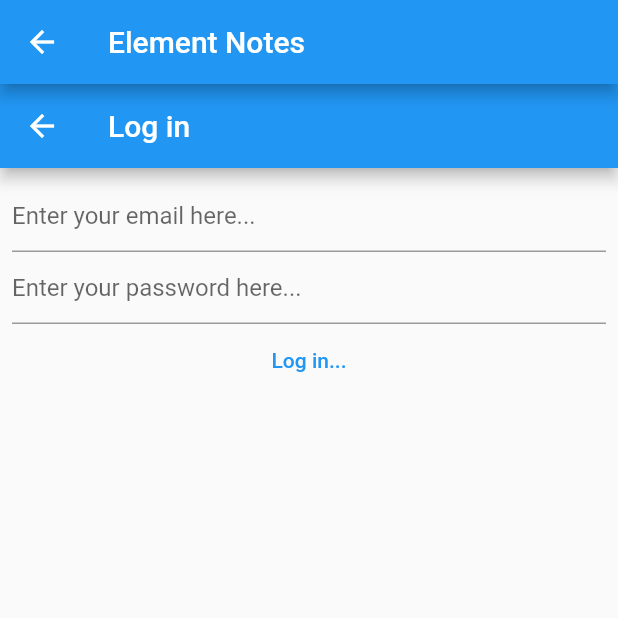
After one commit to hedravBands/soul-flow, a Flutter app: the ElementPage screen opened directly, on a phone screen of 412 x 824 dp, the top half of it. The commit adds this screen. Run offline on Flutter 3.47's test engine with Material 2 defaults, Android fonts, the light colour scheme and no system bars; our stand-ins replace badges, bloc, bottom_navy_bar, connectivity_plus, dartz, equatable and 6 more; accounts and stored records are empty.

Commit message:
bloc notes for elements

```diff
--- /dev/null
+++ b/lib/src/common/auth/bloc_auth/app_event.dart
@@ -0,0 +1,62 @@
+import 'package:flutter/foundation.dart' show immutable;
+
+@immutable
+abstract class AppEvent {
+  const AppEvent();
+}
+
+// @immutable
+// class AppEventUploadImage implements AppEvent {
+//   final String filePathToUpload;
+//
+//   const AppEventUploadImage({
+//     required this.filePathToUpload,
+//   });
+// }
+
+// @immutable
+// class AppEventDeleteAccount implements AppEvent {
+//   const AppEventDeleteAccount();
+// }
+
+@immutable
+class AppEventLogOut implements AppEvent {
+  const AppEventLogOut();
+}
+
+@immutable
+class AppEventInitialize implements AppEvent {
+  const AppEventInitialize();
+}
+
+@immutable
+class AppEventLogIn implements AppEvent {
+  final String email;
+  final String password;
+
+  const AppEventLogIn({
+    required this.email,
+    required this.password,
+  });
+}
+
+// @immutable
+// class AppEventGoToRegistration implements AppEvent {
+//   const AppEventGoToRegistration();
+// }
+
+@immutable
+class AppEventGoToLogin implements AppEvent {
+  const AppEventGoToLogin();
+}
+
+// @immutable
+// class AppEventRegister implements AppEvent {
+//   final String email;
+//   final String password;
+//
+//   const AppEventRegister({
+//     required this.email,
+//     required this.password,
+//   });
+// }
--- a/lib/src/common/auth/bloc_auth/app_state.dart
+++ b/lib/src/common/auth/bloc_auth/app_state.dart
@@ -1,7 +1,7 @@
 import 'package:flutter/foundation.dart' show immutable;
-import 'package:soulflow/src/common/auth/model/login_handle.dart';
 
 import '../../../module/sanctuary/domain/model/note.dart';
+import '../../auth/model/login_handle.dart';
 
 @immutable
 class AppState {
--- /dev/null
+++ b/lib/src/common/auth/view/login_view.dart
@@ -0,0 +1,77 @@
+import 'package:flutter/material.dart';
+import 'package:flutter_hooks/flutter_hooks.dart';
+import 'package:soulflow/src/common/auth/view/widgets/login_button.dart';
+
+import '../../extensions/if_debugging.dart';
+import 'widgets/email_text_field.dart';
+import 'widgets/password_text_field.dart';
+
+class LoginView extends HookWidget {
+  final OnLoginTapped onLoginTapped;
+  const LoginView({
+    required this.onLoginTapped,
+    Key? key,
+  }) : super(key: key);
+
+  @override
+  Widget build(BuildContext context) {
+    final emailController = useTextEditingController(
+      text: 'foo@bar.car'.ifDebugging,
+    );
+
+    final passwordController = useTextEditingController(
+      text: 'foobar'.ifDebugging,
+    );
+
+    return Scaffold(
+      appBar: AppBar(
+        title: const Text(
+          'Log in',
+        ),
+      ),
+      body: Padding(
+        padding: const EdgeInsets.all(8.0),
+        child: Column(
+          children: [
+            EmailTextField(
+              emailController: emailController,
+            ),
+            PasswordTextField(
+              passwordController: passwordController,
+            ),
+            LoginButton(
+              emailController: emailController,
+              passwordController: passwordController,
+              onLoginTapped: onLoginTapped,
+            ),
+            // TextButton(
+            //   onPressed: () {
+            //     final email = emailController.text;
+            //     final password = passwordController.text;
+            //     context.read<AppBloc>().add(
+            //           AppEventLogIn(
+            //             email: email,
+            //             password: password,
+            //           ),
+            //         );
+            //   },
+            //   child: const Text(
+            //     'Log in',
+            //   ),
+            // ),
+            // TextButton(
+            //   onPressed: () {
+            //     context.read<AppBloc>().add(
+            //           const AppEventGoToRegistration(),
+            //         );
+            //   },
+            //   child: const Text(
+            //     'Not registered yet? Register here!',
+            //   ),
+            // ),
+          ],
+        ),
+      ),
+    );
+  }
+}
--- a/lib/src/common/auth/view/widgets/email_text_field.dart
+++ b/lib/src/common/auth/view/widgets/email_text_field.dart
@@ -13,6 +13,7 @@ class EmailTextField extends StatelessWidget {
     return TextField(
       controller: emailController,
       keyboardType: TextInputType.emailAddress,
+      keyboardAppearance: Brightness.dark,
       autocorrect: false,
       decoration: const InputDecoration(
         hintText: enterYourEmailHere,
--- a/lib/src/common/auth/view/widgets/password_text_field.dart
+++ b/lib/src/common/auth/view/widgets/password_text_field.dart
@@ -13,7 +13,8 @@ class PasswordTextField extends StatelessWidget {
     return TextField(
       controller: passwordController,
       obscureText: true,
-      obscuringCharacter: '🔥',
+      obscuringCharacter: '*',
+      keyboardAppearance: Brightness.dark,
       decoration: const InputDecoration(
         hintText: enterYourPasswordHere,
       ),
--- a/lib/src/common/dialogs/loading_screen.dart
+++ b/lib/src/common/dialogs/loading_screen.dart
@@ -6,7 +6,7 @@ import 'package:soulflow/src/common/dialogs/loading_screen_controller.dart';
 class LoadingScreen {
   // singleton pattern
   LoadingScreen._sharedInstance();
-  static late final LoadingScreen _shared = LoadingScreen._sharedInstance();
+  static final LoadingScreen _shared = LoadingScreen._sharedInstance();
   factory LoadingScreen() => _shared;
 
   LoadingScreenController? _controller;
--- /dev/null
+++ b/lib/src/common/extensions/if_debugging.dart
@@ -0,0 +1,5 @@
+import 'package:flutter/foundation.dart' show kDebugMode;
+
+extension IfDebugging on String {
+  String? get ifDebugging => kDebugMode ? this : null;
+}
--- a/lib/src/module/element/view/element_page.dart
+++ b/lib/src/module/element/view/element_page.dart
@@ -1,4 +1,17 @@
 import 'package:flutter/material.dart';
+import 'package:flutter_bloc/flutter_bloc.dart';
+import 'package:soulflow/src/common/auth/bloc_auth/actions.dart';
+import 'package:soulflow/src/common/auth/view/widgets/iterable_list_view.dart';
+import 'package:soulflow/src/common/constant/note_strings.dart';
+import 'package:soulflow/src/common/dialogs/generic_dialog.dart';
+
+import '../../../common/auth/bloc_auth/app_bloc.dart';
+import '../../../common/auth/bloc_auth/app_state.dart';
+import '../../../common/auth/model/login_handle.dart';
+import '../../../common/auth/service/login_api.dart';
+import '../../../common/auth/service/note_api.dart';
+import '../../../common/auth/view/login_view.dart';
+import '../../../common/dialogs/loading_screen.dart';
 
 class ElementPage extends StatelessWidget {
   const ElementPage({
@@ -7,8 +20,62 @@ class ElementPage extends StatelessWidget {
 
   @override
   Widget build(BuildContext context) {
-    return Container(
-      color: Colors.red,
+    return BlocProvider(
+      create: (_) => AppBloc(
+        loginApi: LoginApi(),
+        notesApi: NotesApi(),
+      ),
+      child: Scaffold(
+        appBar: AppBar(
+          title: const Text('Element Notes'),
+        ),
+        body: BlocConsumer<AppBloc, AppState>(
+          listener: (context, appState) {
+            // loading screen
+            if (appState.isLoading) {
+              LoadingScreen().show(
+                context: context,
+                text: pleaseWait,
+              );
+            } else {
+              LoadingScreen().hide();
+            }
+            // display errors
+            final loginError = appState.loginError;
+            if (loginError != null) {
+              showGenericDialog<bool>(
+                context: context,
+                title: loginErrorDialogTitle,
+                content: loginErrorDialogContent,
+                optionsBuilder: () => {ok: true},
+              );
+            }
+
+            // if (logged in AND no fetched notes) THEN fetch notes now
+            if (appState.isLoading == false &&
+                appState.loginError == null &&
+                appState.loginHandle == const LoginHandle.fooBar() &&
+                appState.fetchedNotes == null) {
+              context.read<AppBloc>().add(
+                    const LoadNotesAction(),
+                  );
+            }
+          },
+          builder: (context, appState) {
+            final notes = appState.fetchedNotes;
+            if (notes == null) {
+              return LoginView(onLoginTapped: (email, password) {
+                context.read<AppBloc>().add(LoginAction(
+                      email: email,
+                      password: password,
+                    ));
+              });
+            } else {
+              return notes.toListView();
+            }
+          },
+        ),
+      ),
     );
   }
 }
--- a/lib/src/module/sanctuary/presentation/bloc/sanctum_bloc.dart
+++ b/lib/src/module/sanctuary/presentation/bloc/sanctum_bloc.dart
@@ -9,7 +9,9 @@ import '../../domain/usecase/delete_sanctum_usecase.dart';
 part 'sanctum_event.dart';
 part 'sanctum_state.dart';
 
+// ignore: constant_identifier_names
 const String SERVER_FAILURE_MESSAGE = 'Server Failure';
+// ignore: constant_identifier_names
 const String CACHE_FAILURE_MESSAGE = 'Cache Failure';
 
 class SanctumBloc extends Bloc<SanctumEvent, SanctumState> {
--- a/pubspec.yaml
+++ b/pubspec.yaml
@@ -6,7 +6,7 @@ publish_to: 'none'
 version: 1.0.0+1
 
 environment:
-  sdk: '>=2.15.0 <3.0.0'
+  sdk: '>=2.18.0 <3.0.0'
 
 dependencies:
   cupertino_icons: ^1.0.2
@@ -20,11 +20,13 @@ dependencies:
   equatable: ^2.0.5 # Same Object Checker
   freezed_annotation: ^2.1.0  # Class Builder
   json_annotation: ^4.6.0 # JSON (De)Serializer
+  uuid: ^3.0.6 # User ID generator
   # Data
   http: ^0.13.5 # Repo: Remote
   shared_preferences: ^2.0.11 # Repo: Local
   # Service
   flutter_bloc: ^8.1.1 # State Management
+  flutter_hooks: ^0.18.2+1 # React Hooks, Code Reuse
   get_it: ^7.2.0 # Dependency Injection
   # Presentation
   badges: ^2.0.3
```
Also changed, not shown: lib/injection_container.dart (+13 -1 lines), lib/src/common/auth/service/login_api.dart (+4 -4 lines), lib/src/common/home/view/home_page.dart (+12 -7 lines), pubspec.lock.
